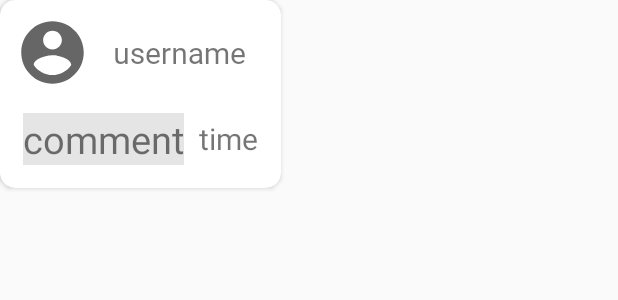
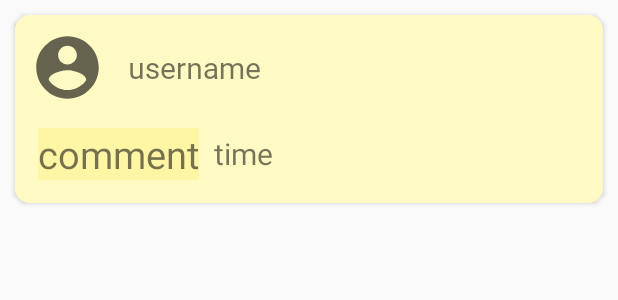
Before and after one commit to ImGaram/AppDevelopProject, an Android app: the layout recyclerview_item_chat.xml on its own in the app's theme, with its tools: preview values and no code run, on a phone screen of 412 x 824 dp. Shown: the top 300 px of the screen. Run offline under Robolectric (Android 15) with nearby library versions, the phone set to English and light mode, and no system bars.

```diff
--- a/app/src/main/res/layout/activity_room_chat.xml
+++ b/app/src/main/res/layout/activity_room_chat.xml
@@ -18,6 +18,7 @@
         app:layout_constraintTop_toTopOf="parent">
 
         <TextView
+            android:id="@+id/chat_user_id"
             android:layout_width="wrap_content"
             android:layout_height="wrap_content"
             android:fontFamily="@font/sunflower_light"
@@ -33,6 +34,7 @@
     </androidx.appcompat.widget.Toolbar>
 
     <androidx.recyclerview.widget.RecyclerView
+        android:id="@+id/chat_recycler_view"
         android:layout_width="match_parent"
         android:layout_height="0dp"
         android:layout_margin="15dp"
@@ -51,6 +53,7 @@
         app:layout_constraintStart_toStartOf="parent">
 
         <EditText
+            android:id="@+id/chat_comment"
             android:layout_width="wrap_content"
             android:layout_height="wrap_content"
             android:ems="15"
--- a/app/src/main/res/layout/recyclerview_item_chat.xml
+++ b/app/src/main/res/layout/recyclerview_item_chat.xml
@@ -1,14 +1,16 @@
 <?xml version="1.0" encoding="utf-8"?>
 <androidx.cardview.widget.CardView
     xmlns:android="http://schemas.android.com/apk/res/android"
-    android:layout_width="wrap_content"
+    android:layout_width="match_parent"
     android:layout_height="wrap_content"
     xmlns:app="http://schemas.android.com/apk/res-auto"
     android:orientation="vertical"
+    android:layout_margin="10dp"
     app:cardCornerRadius="10dp">
 
     <LinearLayout
-        android:layout_width="wrap_content"
+        android:background="#FFF9C4"
+        android:layout_width="match_parent"
         android:layout_height="wrap_content"
         android:orientation="vertical">
 
@@ -48,7 +50,7 @@
                 android:layout_height="wrap_content"
                 android:text="comment"
                 android:textSize="25sp"
-                android:background="#e5e5e5"
+                android:background="#FFF6A5"
                 android:layout_marginEnd="10dp"/>
 
             <TextView
```
Also changed, not shown: app/src/main/java/com/example/appdevelopproject/RoomChatActivity.kt (+54 -3 lines), app/src/main/java/com/example/appdevelopproject/roomchatapp/LoginActivity.kt (+5 -3 lines).
